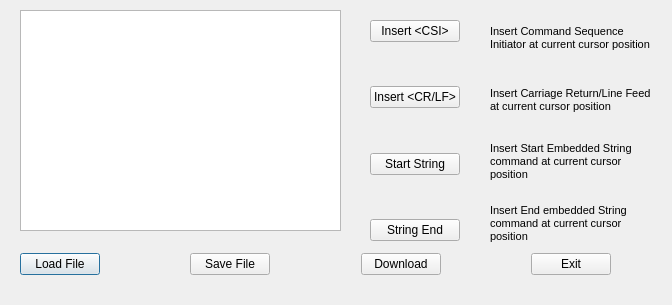
This is conscriptor/bootscript.ui in decadeeng/conscriptor as Qt 5 draws it before an edit. The edited form follows.
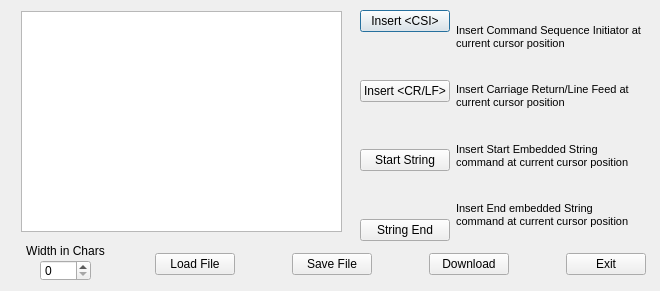
This is the edited form.

Commit message: Bootscript screen to mirror conscriptor screen

The edit to the form file:
```diff
--- a/conscriptor/bootscript.ui
+++ b/conscriptor/bootscript.ui
@@ -6,8 +6,8 @@
    <rect>
     <x>0</x>
     <y>0</y>
-    <width>672</width>
-    <height>305</height>
+    <width>660</width>
+    <height>291</height>
    </rect>
   </property>
   <property name="windowTitle">
@@ -16,174 +16,47 @@
   <widget class="QPlainTextEdit" name="plainTextEdit">
    <property name="geometry">
     <rect>
-     <x>20</x>
-     <y>10</y>
+     <x>21</x>
+     <y>11</y>
      <width>321</width>
      <height>221</height>
     </rect>
    </property>
+   <property name="font">
+    <font>
+     <family>Monospace</family>
+     <pointsize>10</pointsize>
+     <weight>75</weight>
+     <bold>true</bold>
+    </font>
+   </property>
   </widget>
-  <widget class="QWidget" name="BSE1layoutWidget">
+  <widget class="QLabel" name="label_5">
    <property name="geometry">
     <rect>
-     <x>20</x>
-     <y>250</y>
-     <width>591</width>
-     <height>29</height>
+     <x>10</x>
+     <y>240</y>
+     <width>111</width>
+     <height>21</height>
     </rect>
    </property>
-   <layout class="QHBoxLayout" name="BSEhLayout">
-    <item>
-     <widget class="QPushButton" name="buttonLoadfile">
-      <property name="text">
-       <string>Load File</string>
-      </property>
-     </widget>
-    </item>
-    <item>
-     <spacer name="horizontalSpacer">
-      <property name="orientation">
-       <enum>Qt::Horizontal</enum>
-      </property>
-      <property name="sizeHint" stdset="0">
-       <size>
-        <width>40</width>
-        <height>20</height>
-       </size>
-      </property>
-     </spacer>
-    </item>
-    <item>
-     <widget class="QPushButton" name="buttonSavefile">
-      <property name="text">
-       <string>Save File</string>
-      </property>
-     </widget>
-    </item>
-    <item>
-     <spacer name="horizontalSpacer_2">
-      <property name="orientation">
-       <enum>Qt::Horizontal</enum>
-      </property>
-      <property name="sizeHint" stdset="0">
-       <size>
-        <width>40</width>
-        <height>20</height>
-       </size>
-      </property>
-     </spacer>
-    </item>
-    <item>
-     <widget class="QPushButton" name="buttonDownload">
-      <property name="text">
-       <string>Download</string>
-      </property>
-     </widget>
-    </item>
-    <item>
-     <spacer name="horizontalSpacer_3">
-      <property name="orientation">
-       <enum>Qt::Horizontal</enum>
-      </property>
-      <property name="sizeHint" stdset="0">
-       <size>
-        <width>40</width>
-        <height>20</height>
-       </size>
-      </property>
-     </spacer>
-    </item>
-    <item>
-     <widget class="QPushButton" name="buttonExit">
-      <property name="text">
-       <string>Exit</string>
-      </property>
-     </widget>
-    </item>
-   </layout>
+   <property name="text">
+    <string>Width in Chars</string>
+   </property>
+   <property name="alignment">
+    <set>Qt::AlignCenter</set>
+   </property>
+   <property name="wordWrap">
+    <bool>false</bool>
+   </property>
   </widget>
   <widget class="QWidget" name="BSE2layoutWidget">
    <property name="geometry">
     <rect>
-     <x>490</x>
+     <x>360</x>
      <y>10</y>
-     <width>171</width>
-     <height>241</height>
-    </rect>
-   </property>
-   <layout class="QVBoxLayout" name="BSEvLayout_2">
-    <item>
-     <widget class="QLabel" name="label">
-      <property name="font">
-       <font>
-        <pointsize>8</pointsize>
-       </font>
-      </property>
-      <property name="text">
-       <string>Insert Command Sequence Initiator at current cursor position</string>
-      </property>
-      <property name="textFormat">
-       <enum>Qt::PlainText</enum>
-      </property>
-      <property name="wordWrap">
-       <bool>true</bool>
-      </property>
-     </widget>
-    </item>
-    <item>
-     <widget class="QLabel" name="label_2">
-      <property name="font">
-       <font>
-        <pointsize>8</pointsize>
-       </font>
-      </property>
-      <property name="text">
-       <string>Insert Carriage Return/Line Feed at current cursor position</string>
-      </property>
-      <property name="wordWrap">
-       <bool>true</bool>
-      </property>
-     </widget>
-    </item>
-    <item>
-     <widget class="QLabel" name="label_3">
-      <property name="font">
-       <font>
-        <pointsize>8</pointsize>
-       </font>
-      </property>
-      <property name="text">
-       <string>Insert Start Embedded String command at current cursor position</string>
-      </property>
-      <property name="wordWrap">
-       <bool>true</bool>
-      </property>
-     </widget>
-    </item>
-    <item>
-     <widget class="QLabel" name="label_4">
-      <property name="font">
-       <font>
-        <pointsize>8</pointsize>
-       </font>
-      </property>
-      <property name="text">
-       <string>Insert End embedded String command at current cursor position</string>
-      </property>
-      <property name="wordWrap">
-       <bool>true</bool>
-      </property>
-     </widget>
-    </item>
-   </layout>
-  </widget>
-  <widget class="QWidget" name="BSE3layoutWidget">
-   <property name="geometry">
-    <rect>
-     <x>370</x>
-     <y>20</y>
-     <width>128</width>
-     <height>221</height>
+     <width>281</width>
+     <height>231</height>
     </rect>
    </property>
    <layout class="QHBoxLayout" name="horizontalLayout_2">
@@ -270,6 +143,162 @@
        </size>
       </property>
      </spacer>
+    </item>
+    <item>
+     <layout class="QVBoxLayout" name="BSEvLayout_2">
+      <item>
+       <widget class="QLabel" name="label">
+        <property name="font">
+         <font>
+          <pointsize>8</pointsize>
+         </font>
+        </property>
+        <property name="text">
+         <string>Insert Command Sequence Initiator at current cursor position</string>
+        </property>
+        <property name="textFormat">
+         <enum>Qt::PlainText</enum>
+        </property>
+        <property name="wordWrap">
+         <bool>true</bool>
+        </property>
+       </widget>
+      </item>
+      <item>
+       <widget class="QLabel" name="label_2">
+        <property name="font">
+         <font>
+          <pointsize>8</pointsize>
+         </font>
+        </property>
+        <property name="text">
+         <string>Insert Carriage Return/Line Feed at current cursor position</string>
+        </property>
+        <property name="wordWrap">
+         <bool>true</bool>
+        </property>
+       </widget>
+      </item>
+      <item>
+       <widget class="QLabel" name="label_3">
+        <property name="font">
+         <font>
+          <pointsize>8</pointsize>
+         </font>
+        </property>
+        <property name="text">
+         <string>Insert Start Embedded String command at current cursor position</string>
+        </property>
+        <property name="wordWrap">
+         <bool>true</bool>
+        </property>
+       </widget>
+      </item>
+      <item>
+       <widget class="QLabel" name="label_4">
+        <property name="font">
+         <font>
+          <pointsize>8</pointsize>
+         </font>
+        </property>
+        <property name="text">
+         <string>Insert End embedded String command at current cursor position</string>
+        </property>
+        <property name="wordWrap">
+         <bool>true</bool>
+        </property>
+       </widget>
+      </item>
+     </layout>
+    </item>
+   </layout>
+  </widget>
+  <widget class="QSpinBox" name="spinScreenWidth">
+   <property name="geometry">
+    <rect>
+     <x>40</x>
+     <y>260</y>
+     <width>51</width>
+     <height>21</height>
+    </rect>
+   </property>
+  </widget>
+  <widget class="QWidget" name="layoutWidget">
+   <property name="geometry">
+    <rect>
+     <x>155</x>
+     <y>250</y>
+     <width>491</width>
+     <height>29</height>
+    </rect>
+   </property>
+   <layout class="QHBoxLayout" name="horizontalLayout">
+    <item>
+     <widget class="QPushButton" name="buttonLoadfile">
+      <property name="text">
+       <string>Load File</string>
+      </property>
+     </widget>
+    </item>
+    <item>
+     <spacer name="horizontalSpacer">
+      <property name="orientation">
+       <enum>Qt::Horizontal</enum>
+      </property>
+      <property name="sizeHint" stdset="0">
+       <size>
+        <width>40</width>
+        <height>20</height>
+       </size>
+      </property>
+     </spacer>
+    </item>
+    <item>
+     <widget class="QPushButton" name="buttonSavefile">
+      <property name="text">
+       <string>Save File</string>
+      </property>
+     </widget>
+    </item>
+    <item>
+     <spacer name="horizontalSpacer_2">
+      <property name="orientation">
+       <enum>Qt::Horizontal</enum>
+      </property>
+      <property name="sizeHint" stdset="0">
+       <size>
+        <width>40</width>
+        <height>20</height>
+       </size>
+      </property>
+     </spacer>
+    </item>
+    <item>
+     <widget class="QPushButton" name="buttonDownload">
+      <property name="text">
+       <string>Download</string>
+      </property>
+     </widget>
+    </item>
+    <item>
+     <spacer name="horizontalSpacer_3">
+      <property name="orientation">
+       <enum>Qt::Horizontal</enum>
+      </property>
+      <property name="sizeHint" stdset="0">
+       <size>
+        <width>40</width>
+        <height>20</height>
+       </size>
+      </property>
+     </spacer>
+    </item>
+    <item>
+     <widget class="QPushButton" name="buttonExit">
+      <property name="text">
+       <string>Exit</string>
+      </property>
+     </widget>
     </item>
    </layout>
   </widget>
```
Left out of the diff: 4 changed lines with no effect on the pictures. The commit also changes 2 other files.
